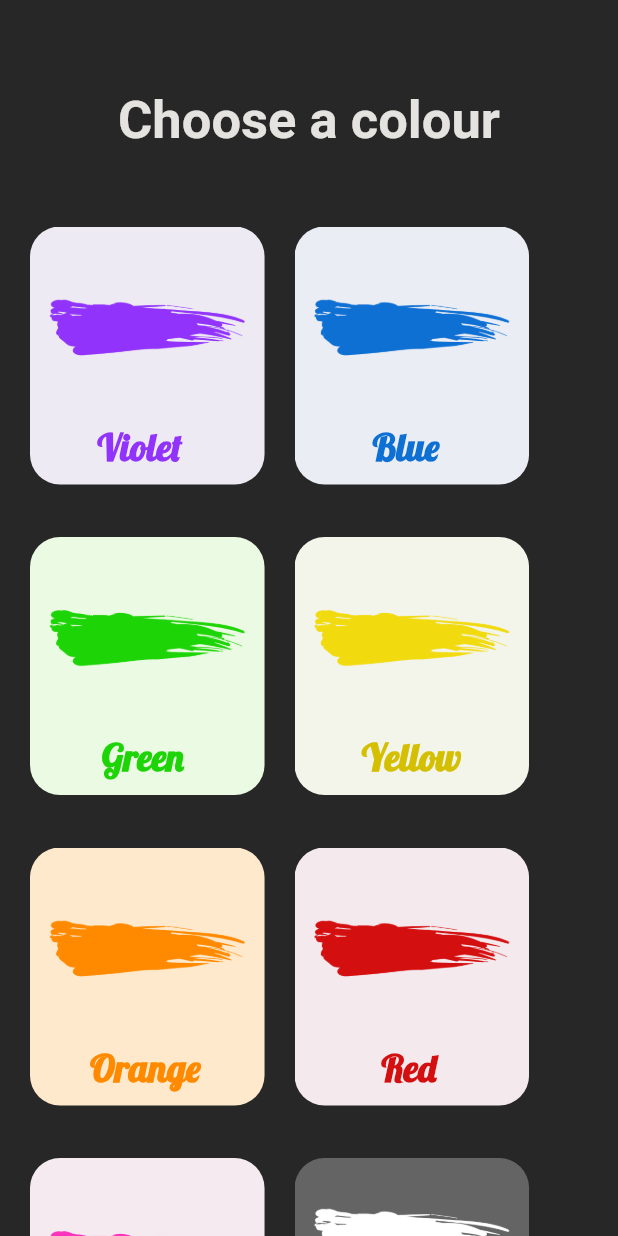
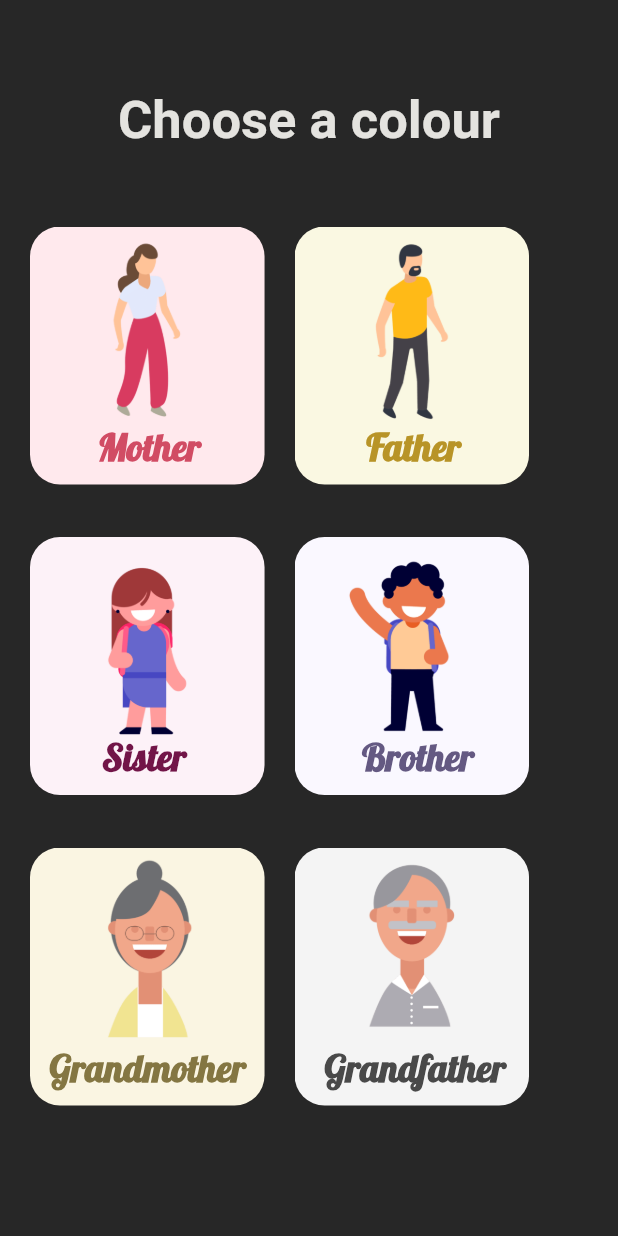
Before and after one commit to srishtiv27/give_me_a_sign, a Flutter app: the screen it shows after launch, on a phone screen of 412 x 824 dp. Run offline on Flutter 3.47's test engine with Material 2 defaults, Android fonts, the phone set to English and light mode, and no system bars; our stand-ins replace carousel_slider.

Commit message:
Added family menu

```diff
--- a/lib/main.dart
+++ b/lib/main.dart
@@ -3,6 +3,7 @@ import 'package:give_me_a_sign/screens/alphabets_page.dart';
 import 'package:give_me_a_sign/screens/colours_menu.dart';
 import 'package:give_me_a_sign/screens/days_and_months_menu.dart';
 import 'package:give_me_a_sign/screens/days_page.dart';
+import 'package:give_me_a_sign/screens/family_menu.dart';
 import 'package:give_me_a_sign/screens/learn_menu.dart';
 import 'package:give_me_a_sign/screens/menu_page.dart';
 
@@ -19,7 +20,7 @@ class GiveMeASign extends StatelessWidget {
   Widget build(BuildContext context) {
     return MaterialApp(
       title: 'Give Me a Sign',
-      initialRoute: ColoursMenu.id,
+      initialRoute: FamilyMenu.id,
       routes: {
         MenuPage.id: (context) => MenuPage(),
         LearnMenu.id: (context) => LearnMenu(),
@@ -29,6 +30,7 @@ class GiveMeASign extends StatelessWidget {
         DaysPage.id: (context) => DaysPage(),
         DaysAndMonthsMenu.id: (context) => DaysAndMonthsMenu(),
         ColoursMenu.id: (context) => ColoursMenu(),
+        FamilyMenu.id: (context) => FamilyMenu(),
       },
     );
   }
--- /dev/null
+++ b/lib/screens/family_menu.dart
@@ -0,0 +1,98 @@
+import 'package:flutter/material.dart';
+import 'package:give_me_a_sign/widgets/learn_card.dart';
+
+class FamilyMenu extends StatelessWidget {
+  static String id = 'family_menu';
+  @override
+  Widget build(BuildContext context) {
+    return Scaffold(
+      backgroundColor: Color(0xFF272727),
+      body: Padding(
+        padding: EdgeInsets.only(left: 20.0, top: 60.0, right: 20.0),
+        child: SingleChildScrollView(
+          child: Column(
+            children: <Widget>[
+              Text(
+                'Choose a colour',
+                style: TextStyle(
+                  fontSize: 35.0,
+                  fontWeight: FontWeight.bold,
+                  color: Color(0xFFE4E3DF),
+                ),
+              ),
+              SizedBox(
+                height: 50.0,
+              ),
+              Row(
+                children: [
+                  LearnCard(
+                    image: 'assets/images/family_cards/mother.png',
+                    label: 'Mother',
+                    color: Color(0xFFD14C64),
+                    left: 45.0,
+                  ),
+                  SizedBox(
+                    width: 20.0,
+                  ),
+                  LearnCard(
+                    image: 'assets/images/family_cards/father.png',
+                    label: 'Father',
+                    left: 48,
+                    color: Color(0xFFB89427),
+                  )
+                ],
+              ),
+              SizedBox(
+                height: 35.0,
+              ),
+              Row(
+                children: [
+                  LearnCard(
+                    image: 'assets/images/family_cards/sister.png',
+                    label: 'Sister',
+                    left: 48.0,
+                    color: Color(0xFF721548),
+                  ),
+                  SizedBox(
+                    width: 20.0,
+                  ),
+                  LearnCard(
+                    image: 'assets/images/family_cards/brother.png',
+                    label: 'Brother',
+                    left: 45,
+                    color: Color(0XFF645982),
+                  )
+                ],
+              ),
+              SizedBox(
+                height: 35.0,
+              ),
+              Row(
+                children: [
+                  LearnCard(
+                    image: 'assets/images/family_cards/grandmother.png',
+                    label: 'Grandmother',
+                    left: 13.0,
+                    color: Color(0xFF847642),
+                  ),
+                  SizedBox(
+                    width: 20.0,
+                  ),
+                  LearnCard(
+                    image: 'assets/images/family_cards/grandfather.png',
+                    label: 'Grandfather',
+                    color: Color(0xFF494949),
+                    left: 20.0,
+                  ),
+                ],
+              ),
+              SizedBox(
+                height: 35.0,
+              ),
+            ],
+          ),
+        ),
+      ),
+    );
+  }
+}
--- a/pubspec.yaml
+++ b/pubspec.yaml
@@ -35,6 +35,7 @@ flutter:
     - assets/images/months/
     - assets/images/days/
     - assets/images/colour_cards/
+    - assets/images/family_cards/
 
 
   fonts:
```
Also changed, not shown: assets/images/family_cards/brother.png (added), assets/images/family_cards/father.png (added), assets/images/family_cards/grandfather.png (added), assets/images/family_cards/grandmother.png (added), assets/images/family_cards/mother.png (added), assets/images/family_cards/sister.png (added).
